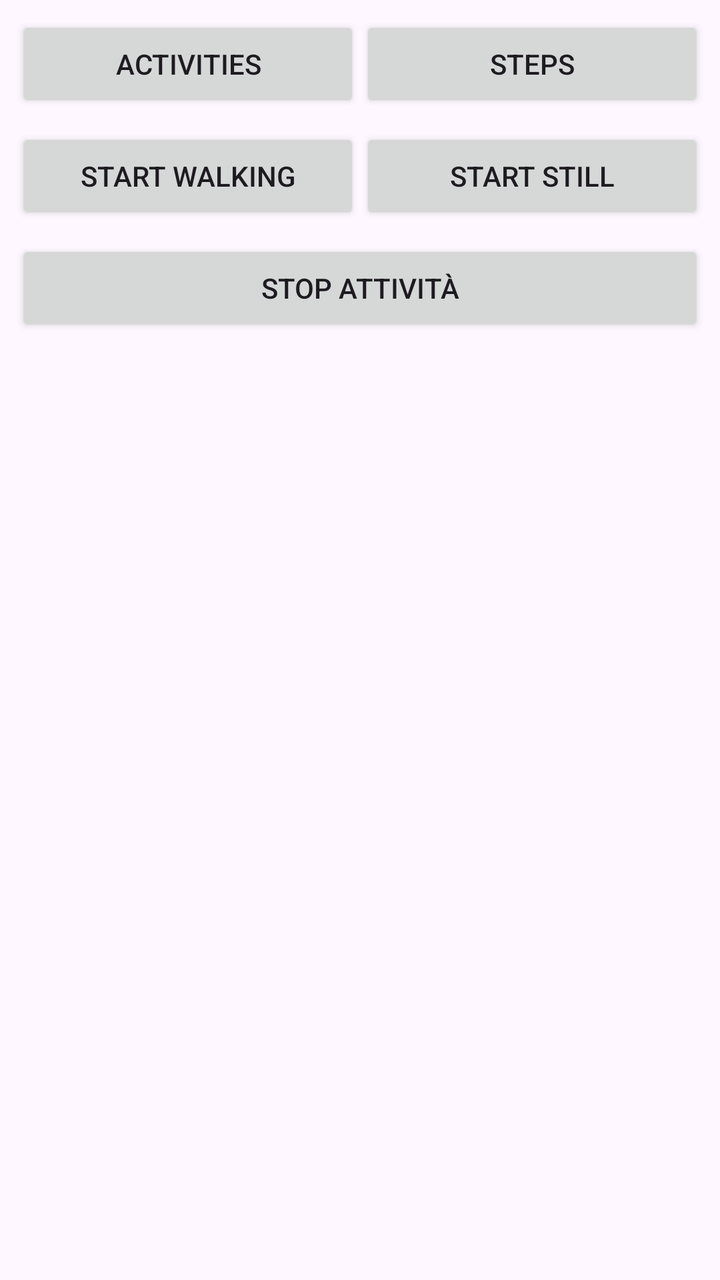
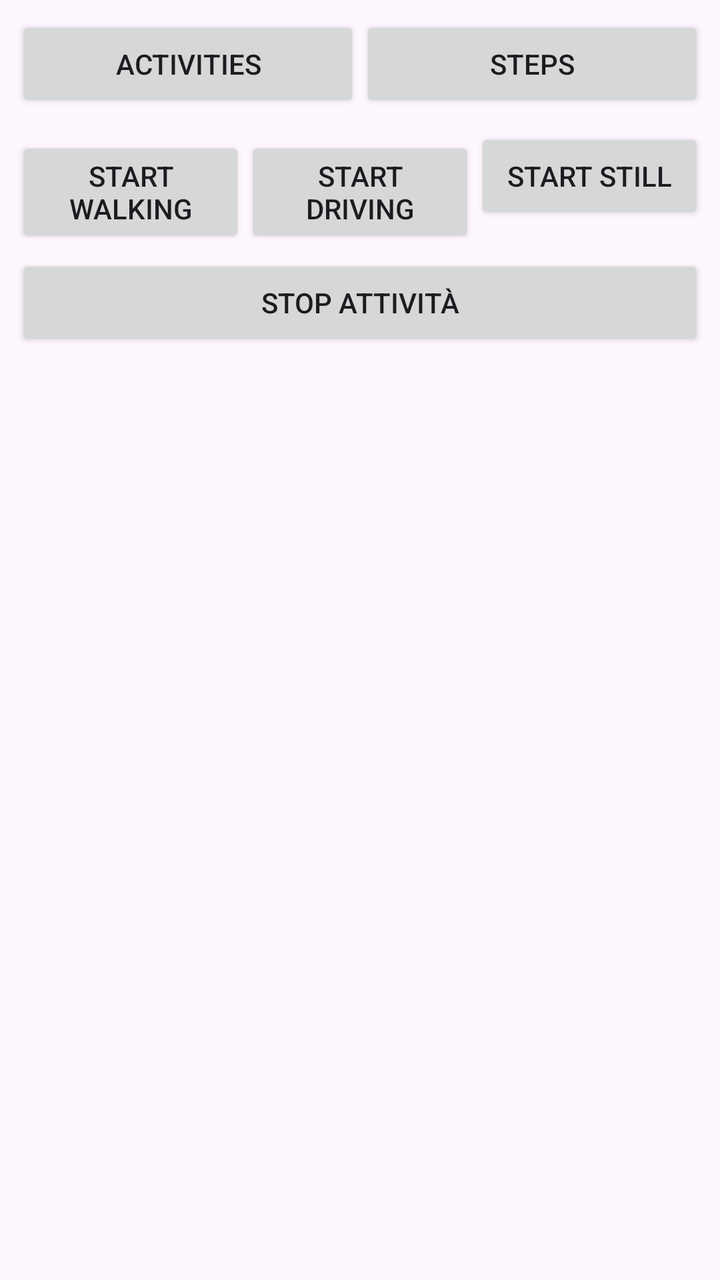

Compare the two renders of this Android layout. The source of the first and the diff that turns it into the second are given below.
<!-- AndroidManifest.xml: activity theme Theme.PersonalPhysicalTrackerApp -->
<!-- res/layout/activity_main.xml -->
<?xml version="1.0" encoding="utf-8"?>
<LinearLayout
    xmlns:android="http://schemas.android.com/apk/res/android"
    android:layout_width="match_parent"
    android:layout_height="match_parent"
    android:orientation="vertical"
    android:padding="8dp">

    
    <LinearLayout
        android:layout_width="match_parent"
        android:layout_height="wrap_content"
        android:orientation="horizontal">

        <Button
            android:id="@+id/btnDashboard"
            android:layout_width="0dp"
            android:layout_weight="1"
            android:layout_height="wrap_content"
            android:text="Activities" />

        <Button
            android:id="@+id/btnFirst"
            android:layout_width="0dp"
            android:layout_weight="1"
            android:layout_height="wrap_content"
            android:text="Steps" />
    </LinearLayout>

    
    <LinearLayout
        android:layout_width="match_parent"
        android:layout_height="wrap_content"
        android:orientation="horizontal"
        android:layout_marginTop="8dp">

        <Button
            android:id="@+id/btnStartWalking"
            android:layout_width="0dp"
            android:layout_weight="1"
            android:layout_height="wrap_content"
            android:text="Start Walking" />

        <Button
            android:id="@+id/btnStartStill"
            android:layout_width="0dp"
            android:layout_weight="1"
            android:layout_height="wrap_content"
            android:text="Start Still" />
    </LinearLayout>

    
    <Button
        android:id="@+id/btnStopActivity"
        android:layout_width="match_parent"
        android:layout_height="wrap_content"
        android:layout_marginTop="8dp"
        android:text="Stop Attività" />

    
    <FrameLayout
        android:id="@+id/fragment_container"
        android:layout_width="match_parent"
        android:layout_height="0dp"
        android:layout_weight="1"
        android:layout_marginTop="8dp" />

</LinearLayout>
<!-- resources referenced by this layout -->
<resources>
  <style name="Theme.PersonalPhysicalTrackerApp" parent="Base.Theme.PersonalPhysicalTrackerApp" />
  <style name="Base.Theme.PersonalPhysicalTrackerApp" parent="Theme.Material3.DayNight.NoActionBar">
          
          
      </style>
</resources>

<!-- the commit's change to res/layout/activity_main.xml (unified diff, before → after) -->
@@ -42,6 +42,13 @@
             android:text="Start Walking" />
 
         <Button
+            android:id="@+id/btnStartDriving"
+            android:layout_width="0dp"
+            android:layout_weight="1"
+            android:layout_height="wrap_content"
+            android:text="Start Driving" />
+
+        <Button
             android:id="@+id/btnStartStill"
             android:layout_width="0dp"
             android:layout_weight="1"
@@ -57,6 +64,7 @@
         android:layout_marginTop="8dp"
         android:text="Stop Attività" />
 
+
     
     <FrameLayout
         android:id="@+id/fragment_container"
